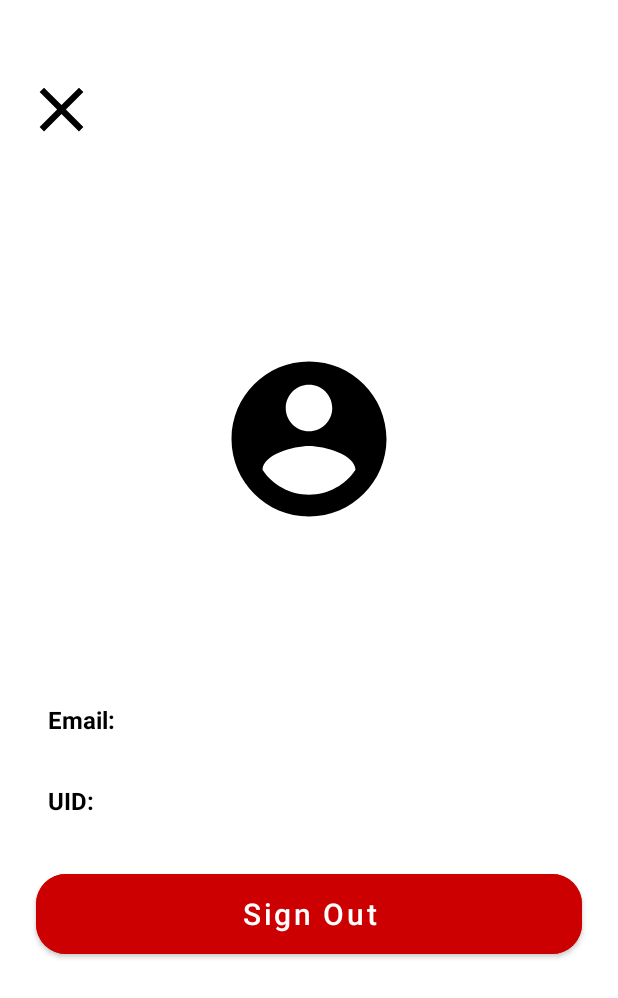
After one commit to DarkMattz/Praetorian, an Android app: the UserActivity screen opened directly, with no data from a screen before it, on a phone screen of 412 x 824 dp. The commit adds this screen. Shown: the top 998 px of the screen. Run offline under Robolectric (Android 15) with nearby library versions, the phone set to English and light mode, and no system bars; our stand-ins replace Firebase (no records; nobody signed in at launch, a user with empty details on screens opened directly).

Commit message:
80% Done

```diff
--- a/app/src/main/java/personal/febry/bcpraetorian/AuthActivity.java
+++ b/app/src/main/java/personal/febry/bcpraetorian/AuthActivity.java
@@ -30,7 +30,7 @@ public class AuthActivity extends AppCompatActivity {
     }
 
     private View.OnClickListener closeListener() {
-        return view -> startActivity(new Intent(this, StartActivity.class));
+        return view -> super.onBackPressed();
     }
 
     private void assignAll() {
--- /dev/null
+++ b/app/src/main/java/personal/febry/bcpraetorian/UserActivity.java
@@ -0,0 +1,64 @@
+package personal.febry.bcpraetorian;
+
+import androidx.appcompat.app.AppCompatActivity;
+
+import android.content.Context;
+import android.content.Intent;
+import android.content.SharedPreferences;
+import android.os.Bundle;
+import android.view.View;
+import android.widget.Button;
+import android.widget.ImageView;
+import android.widget.TextView;
+
+import com.google.firebase.auth.FirebaseAuth;
+
+public class UserActivity extends AppCompatActivity {
+
+    private ImageView imgClose;
+    private TextView tvName, tvEmail, tvUID;
+    private Button btnSignOut;
+
+    @Override
+    protected void onCreate(Bundle savedInstanceState) {
+        super.onCreate(savedInstanceState);
+        setContentView(R.layout.activity_user);
+        assignAll();
+        changeValue();
+        onClickListener();
+    }
+
+    private void onClickListener() {
+        imgClose.setOnClickListener(closeListener());
+        btnSignOut.setOnClickListener(signOutListener());
+    }
+
+    private View.OnClickListener signOutListener() {
+        return view -> {
+            FirebaseAuth.getInstance().signOut();
+            Intent intent = new Intent(this, StartActivity.class);
+            intent.addFlags(Intent.FLAG_ACTIVITY_CLEAR_TASK);
+            intent.addFlags(Intent.FLAG_ACTIVITY_NEW_TASK);
+            startActivity(intent);
+        };
+    }
+
+    private View.OnClickListener closeListener() {
+        return view -> super.onBackPressed();
+    }
+
+    private void changeValue() {
+        SharedPreferences spUser = getSharedPreferences("user",Context.MODE_PRIVATE);
+        tvName.setText(spUser.getString("Name", null));
+        tvEmail.setText(spUser.getString("Email", null));
+        tvUID.setText(spUser.getString("UID", null));
+    }
+
+    private void assignAll() {
+        imgClose = findViewById(R.id.image_close);
+        btnSignOut = findViewById(R.id.btn_sign_out);
+        tvName = findViewById(R.id.tv_name);
+        tvEmail = findViewById(R.id.tv_email);
+        tvUID = findViewById(R.id.tv_UID);
+    }
+}
--- a/app/src/main/res/layout/action_bar.xml
+++ b/app/src/main/res/layout/action_bar.xml
@@ -17,7 +17,7 @@
         android:elevation="10dp">
 
         <TextView
-            android:id="@+id/textView"
+            android:id="@+id/tv_title"
             android:layout_width="wrap_content"
             android:layout_height="wrap_content"
             android:fontFamily="@font/poppins_semibold"
@@ -31,6 +31,7 @@
             app:layout_constraintVertical_bias="0.58000004" />
 
         <ImageView
+            android:id="@+id/img_user"
             android:layout_width="wrap_content"
             android:layout_height="0dp"
             android:layout_marginTop="16dp"
--- /dev/null
+++ b/app/src/main/res/layout/activity_user.xml
@@ -0,0 +1,146 @@
+<?xml version="1.0" encoding="utf-8"?>
+<androidx.constraintlayout.widget.ConstraintLayout xmlns:android="http://schemas.android.com/apk/res/android"
+    xmlns:app="http://schemas.android.com/apk/res-auto"
+    xmlns:tools="http://schemas.android.com/tools"
+    android:id="@+id/frameLayout"
+    android:layout_width="match_parent"
+    android:layout_height="match_parent"
+    tools:context=".AuthActivity">
+
+    <ImageView
+        android:id="@+id/image_close"
+        android:layout_width="50dp"
+        android:layout_height="50dp"
+        android:layout_marginStart="16dp"
+        android:layout_marginTop="48dp"
+        android:scaleType="fitCenter"
+        app:layout_constraintStart_toStartOf="parent"
+        app:layout_constraintTop_toTopOf="parent"
+        app:srcCompat="@drawable/ic_baseline_close_24" />
+
+    <ImageView
+        android:id="@+id/title_logo"
+        android:layout_width="0dp"
+        android:layout_height="0dp"
+        android:contentDescription="@string/logo_description"
+        android:scaleType="fitCenter"
+        app:layout_constraintBottom_toTopOf="@+id/tv_name"
+        app:layout_constraintEnd_toStartOf="@+id/gl_right"
+        app:layout_constraintStart_toStartOf="@+id/gl_left"
+        app:layout_constraintTop_toTopOf="@+id/gl_top"
+        app:layout_constraintVertical_chainStyle="packed"
+        app:srcCompat="@drawable/ic_baseline_account_circle_24"
+        app:tint="@color/black" />
+
+    <TextView
+        android:id="@+id/tv_name"
+        android:layout_width="wrap_content"
+        android:layout_height="wrap_content"
+        android:layout_marginTop="16dp"
+        android:fontFamily="@font/poppins_semibold"
+        android:textColor="@color/black"
+        android:textSize="24sp"
+        app:layout_constraintBottom_toTopOf="@+id/tv_email"
+        app:layout_constraintEnd_toEndOf="parent"
+        app:layout_constraintStart_toStartOf="parent"
+        app:layout_constraintTop_toBottomOf="@+id/title_logo"
+        tools:text="Nama" />
+
+    <TextView
+        android:id="@+id/tv_context_UID"
+        android:layout_width="wrap_content"
+        android:layout_height="wrap_content"
+        android:layout_marginStart="32dp"
+        android:text="UID:"
+        android:textColor="@color/black"
+        android:textSize="16sp"
+        android:textStyle="bold"
+        app:layout_constraintBaseline_toBaselineOf="@+id/tv_UID"
+        app:layout_constraintStart_toStartOf="parent" />
+
+    <TextView
+        android:id="@+id/tv_context_email"
+        android:layout_width="wrap_content"
+        android:layout_height="wrap_content"
+        android:layout_marginStart="32dp"
+        android:text="Email:"
+        android:textColor="@color/black"
+        android:textSize="16sp"
+        android:textStyle="bold"
+        app:layout_constraintBaseline_toBaselineOf="@+id/tv_email"
+        app:layout_constraintStart_toStartOf="parent" />
+
+    <TextView
+        android:id="@+id/tv_email"
+        android:layout_width="wrap_content"
+        android:layout_height="wrap_content"
+        android:layout_marginStart="8dp"
+        android:layout_marginTop="32dp"
+        android:layout_marginBottom="32dp"
+        android:textColor="#3A3A3A"
+        android:textSize="16sp"
+        app:layout_constraintBottom_toTopOf="@+id/tv_UID"
+        app:layout_constraintStart_toEndOf="@+id/tv_context_email"
+        app:layout_constraintTop_toBottomOf="@+id/tv_name"
+        tools:text="Test@test.com" />
+
+    <TextView
+        android:id="@+id/tv_UID"
+        android:layout_width="wrap_content"
+        android:layout_height="wrap_content"
+        android:layout_marginBottom="32dp"
+        android:textColor="#3A3A3A"
+        android:textSize="16sp"
+        app:layout_constraintBottom_toTopOf="@+id/gl_bottom"
+        app:layout_constraintStart_toStartOf="@+id/tv_email"
+        app:layout_constraintTop_toBottomOf="@+id/tv_email"
+        tools:text="Random String Bwa BWa" />
+
+    <Button
+        android:id="@+id/btn_sign_out"
+        android:layout_width="0dp"
+        android:layout_height="wrap_content"
+        android:layout_marginStart="24dp"
+        android:layout_marginTop="32dp"
+        android:layout_marginEnd="24dp"
+        android:height="65dp"
+        android:backgroundTint="@android:color/holo_red_dark"
+        android:text="Sign Out"
+        android:textAllCaps="false"
+        android:textSize="20sp"
+        app:cornerRadius="20dp"
+        app:layout_constraintEnd_toEndOf="parent"
+        app:layout_constraintStart_toStartOf="parent"
+        app:layout_constraintTop_toBottomOf="@+id/tv_UID" />
+
+
+    <androidx.constraintlayout.widget.Guideline
+        android:id="@+id/gl_top"
+        android:layout_width="wrap_content"
+        android:layout_height="wrap_content"
+        android:orientation="horizontal"
+        app:layout_constraintGuide_percent="0.25" />
+
+    <androidx.constraintlayout.widget.Guideline
+        android:id="@+id/gl_left"
+        android:layout_width="wrap_content"
+        android:layout_height="wrap_content"
+        android:orientation="vertical"
+        app:layout_constraintGuide_percent="0.35" />
+
+    <androidx.constraintlayout.widget.Guideline
+        android:id="@+id/gl_right"
+        android:layout_width="wrap_content"
+        android:layout_height="wrap_content"
+        android:orientation="vertical"
+        app:layout_constraintGuide_percent="0.65" />
+
+    <androidx.constraintlayout.widget.Guideline
+        android:id="@+id/gl_bottom"
+        android:layout_width="wrap_content"
+        android:layout_height="wrap_content"
+        android:orientation="horizontal"
+        app:layout_constraintGuide_percent="0.7" />
+
+
+</androidx.constraintlayout.widget.ConstraintLayout>
```
Also changed, not shown: app/src/main/AndroidManifest.xml (+6 -3 lines), app/src/main/java/personal/febry/bcpraetorian/LoginFragment.java (+10 -7 lines), app/src/main/java/personal/febry/bcpraetorian/MainActivity.java (+17 -11 lines), app/src/main/java/personal/febry/bcpraetorian/SignUpFragment.java (+10 -8 lines), app/src/main/java/personal/febry/bcpraetorian/StartActivity.java (+2 -9 lines), app/src/main/java/personal/febry/bcpraetorian/data/UserData.java (+62 -60 lines).
